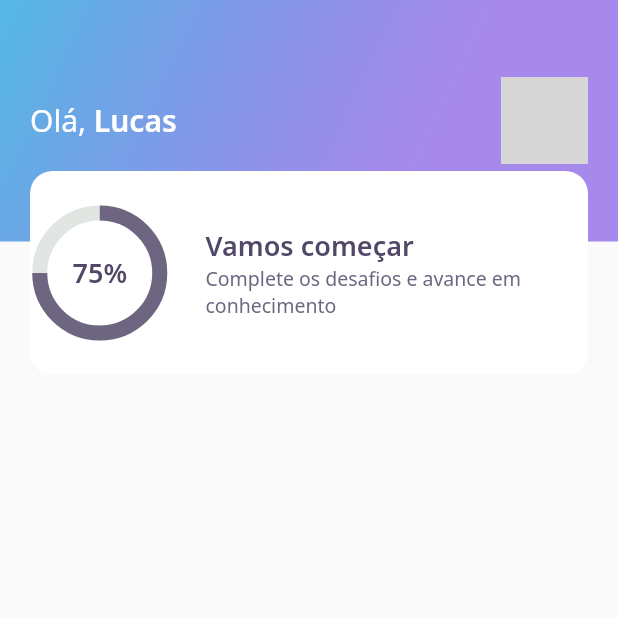
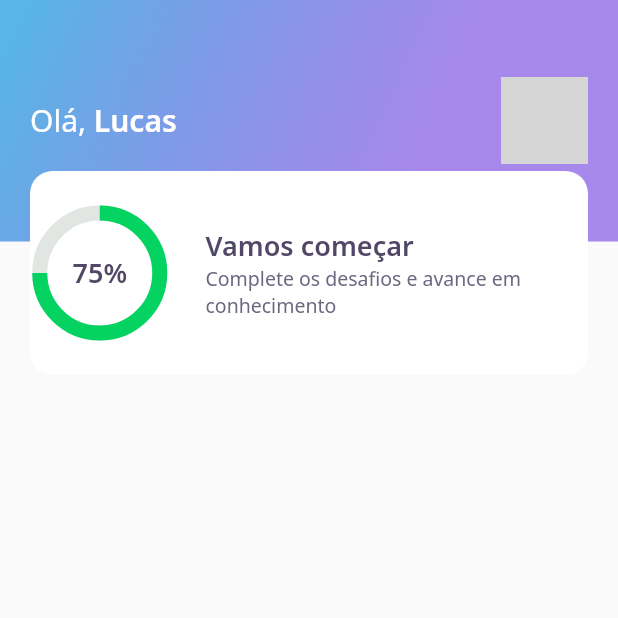
Before and after one commit to fell-lucas/nlw_5_flutter, a Flutter app: the screen it shows after launch, on a phone screen of 412 x 824 dp, the top half of it. Run offline on Flutter 3.47's test engine with Material 2 defaults, Android fonts, the phone set to English and light mode, and no system bars; our stand-ins replace google_fonts; network calls fail; grey boxes are pictures that could not be loaded.

Commit message:
formatting

```diff
--- a/lib/home/widgets/appbar/app_bar_widget.dart
+++ b/lib/home/widgets/appbar/app_bar_widget.dart
@@ -4,7 +4,10 @@ import 'package:nlw_5_flutter/core/core.dart';
 import 'package:nlw_5_flutter/home/widgets/score_card/score_card_widget.dart';
 
 class AppBarWidget extends PreferredSize {
-  AppBarWidget(): super(preferredSize: Size.fromHeight(250), child: Container(
+  AppBarWidget()
+      : super(
+            preferredSize: Size.fromHeight(250),
+            child: Container(
               height: 250,
               child: Stack(
                 children: [
@@ -23,10 +26,10 @@ class AppBarWidget extends PreferredSize {
                             children: [
                               TextSpan(
                                 text: "Lucas",
-                      style: AppTextStyles.titleBold
-                    )
-                  ]
-                )
+                                style: AppTextStyles.titleBold,
+                              ),
+                            ],
+                          ),
                         ),
                         Container(
                           width: 58,
@@ -35,15 +38,18 @@ class AppBarWidget extends PreferredSize {
                             borderRadius: BorderRadius.circular(10),
                             image: DecorationImage(
                               image: NetworkImage(
-                      "https://avatars.githubusercontent.com/u/47724710?v=4"
-                    )
-                  )
+                                "https://avatars.githubusercontent.com/u/47724710?v=4",
                               ),
-              )
+                            ),
+                          ),
+                        ),
                       ],
                     ),
                   ),
-        Align(alignment: Alignment(0.0, 1.0), child: ScoreCardWidget( ))
+                  Align(
+                    alignment: Alignment(0.0, 1.0),
+                    child: ScoreCardWidget(),
+                  ),
                 ],
               ),
             ));
--- a/lib/home/widgets/chart/chart_widget.dart
+++ b/lib/home/widgets/chart/chart_widget.dart
@@ -20,7 +20,7 @@ class ChartWidget extends StatelessWidget {
                 strokeWidth: 10,
                 value: 0.75,
                 backgroundColor: AppColors.chartSecondary,
-                valueColor: AlwaysStoppedAnimation<Color>(AppColors.grey),
+                valueColor: AlwaysStoppedAnimation<Color>(AppColors.chartPrimary),
               )
             ),
           ),
```
Lines whose indentation alone changed are shown as unchanged.
